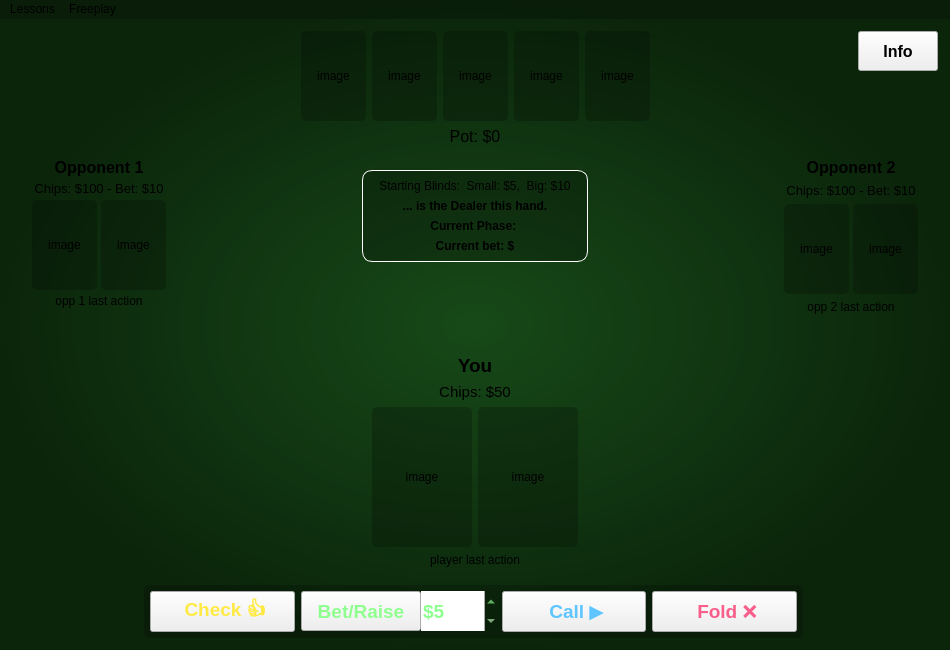
The window that PokerTeacher/view.ui (SinahiLeon/CS3505-Texas-Hold-em-Poker-Teacher) describes before a commit, drawn with Qt 5.
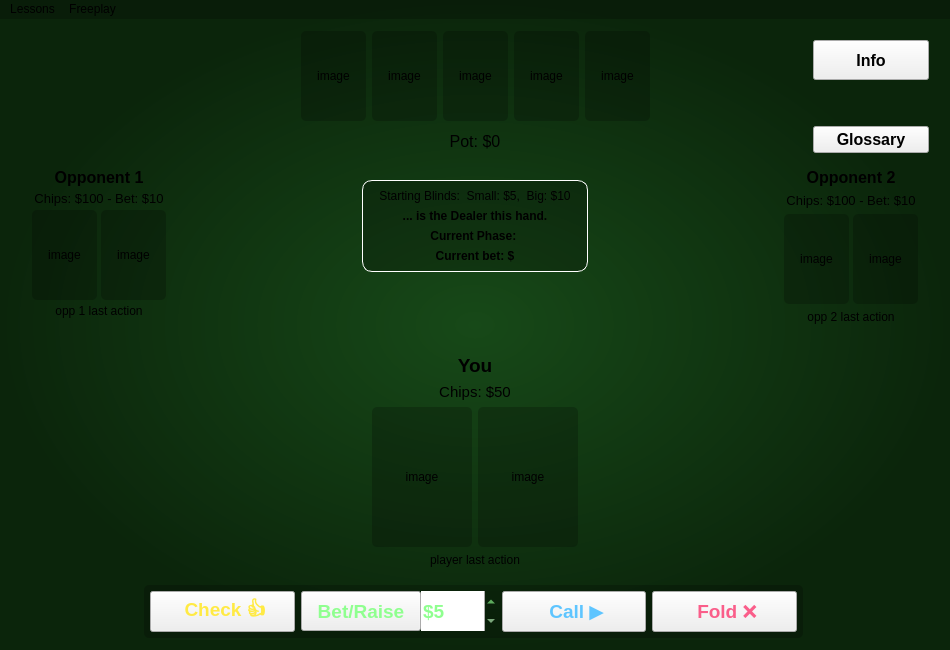
The same window after the commit.

Commit message: Basic implementation for Glossary button, needs hand hierarchy

What changed in the file:
```diff
--- a/PokerTeacher/view.ui
+++ b/PokerTeacher/view.ui
@@ -1302,22 +1302,7 @@
           <verstretch>0</verstretch>
          </sizepolicy>
         </property>
-        <layout class="QGridLayout" name="gridLayout_2" rowstretch="0,1" columnstretch="1,0">
-         <property name="leftMargin">
-          <number>0</number>
-         </property>
-         <property name="topMargin">
-          <number>0</number>
-         </property>
-         <property name="rightMargin">
-          <number>0</number>
-         </property>
-         <property name="bottomMargin">
-          <number>0</number>
-         </property>
-         <property name="spacing">
-          <number>0</number>
-         </property>
+        <layout class="QGridLayout" name="gridLayout_2">
          <item row="0" column="0">
           <spacer name="horizontalSpacer_3">
            <property name="orientation">
@@ -1381,6 +1366,25 @@
            </property>
           </spacer>
          </item>
+         <item row="2" column="1">
+          <widget class="QPushButton" name="glossaryButton">
+           <property name="sizePolicy">
+            <sizepolicy hsizetype="Minimum" vsizetype="Minimum">
+             <horstretch>0</horstretch>
+             <verstretch>0</verstretch>
+            </sizepolicy>
+           </property>
+           <property name="font">
+            <font>
+             <pointsize>12</pointsize>
+             <bold>true</bold>
+            </font>
+           </property>
+           <property name="text">
+            <string>Glossary</string>
+           </property>
+          </widget>
+         </item>
         </layout>
        </widget>
       </item>
```
The commit also changes 2 other files.
